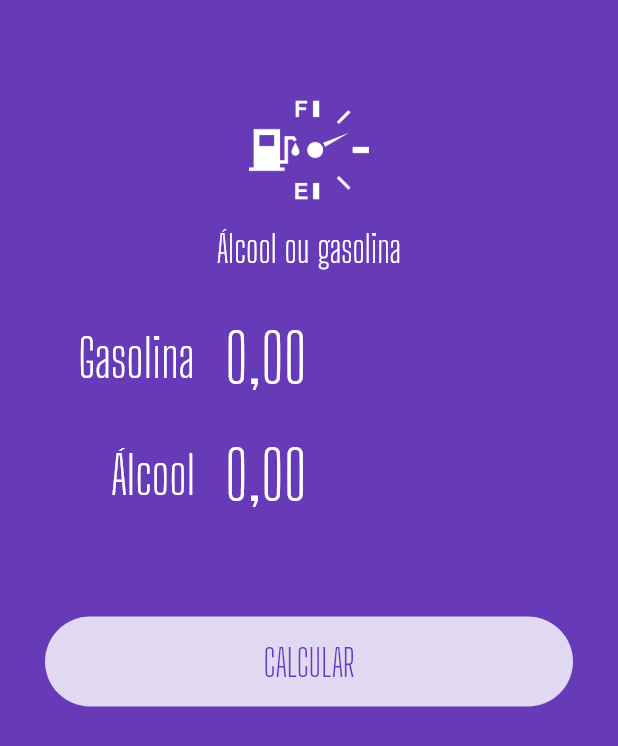
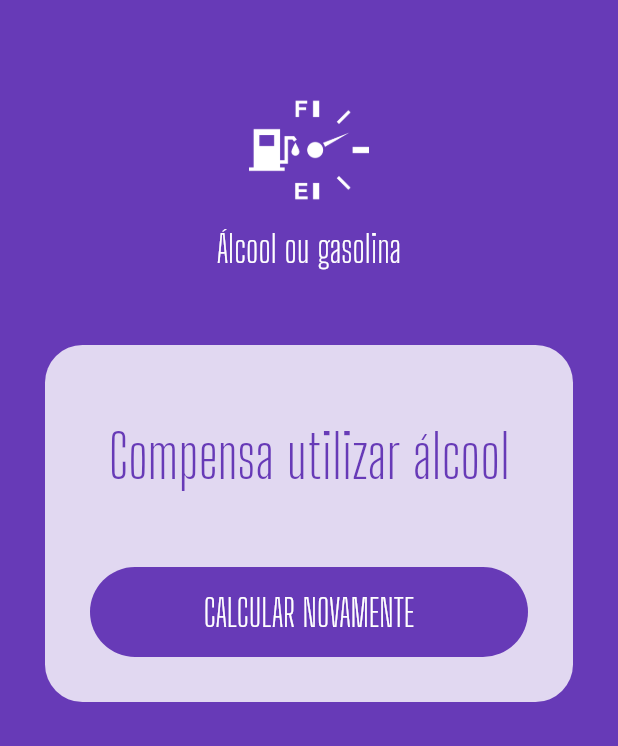
Before and after one commit to westefns-souza/flutter-alcool-ou-gasolina, a Flutter app: the screen it shows after launch, after a tap on "CALCULAR", on a phone screen of 412 x 824 dp. Shown: the top 746 px of the screen. Run offline on Flutter 3.47's test engine with Material 2 defaults, Android fonts, the phone set to English and light mode, and no system bars; our stand-ins replace flutter_masked_text.

Commit message:
Aula CalculandoL Parte 2

```diff
--- a/lib/main.dart
+++ b/lib/main.dart
@@ -1,10 +1,5 @@
 import 'package:flutter/material.dart';
-import 'package:flutter_alcool_ou_gasolina/widgets/input.widget.dart';
-import 'package:flutter_alcool_ou_gasolina/widgets/loading-button.widget.dart';
-import 'package:flutter_alcool_ou_gasolina/widgets/logo.widget.dart';
-import 'package:flutter_alcool_ou_gasolina/widgets/submit-form.widget.dart';
-import 'package:flutter_alcool_ou_gasolina/widgets/success.widget.dart';
-import 'package:flutter_masked_text/flutter_masked_text.dart';
+import 'package:flutter_alcool_ou_gasolina/pages/home.page.dart';
 
 void main() {
   runApp(MyApp());
@@ -23,26 +18,3 @@ class MyApp extends StatelessWidget {
     );
   }
 }
-
-class HomePage extends StatelessWidget {
-  var _gasCtrl = new MoneyMaskedTextController();
-  var _alcCtrl = new MoneyMaskedTextController();
-
-  @override
-  Widget build(BuildContext context) {
-    return Scaffold(
-      backgroundColor: Theme.of(context).primaryColor,
-      body: ListView(
-        children: [
-          Logo(),
-          SubmitForm(
-            alcCtrl: _alcCtrl,
-            gasCtrl: _gasCtrl,
-            submitFunc: () {},
-            busy: false,
-          ),
-        ],
-      ),
-    );
-  }
-}
--- /dev/null
+++ b/lib/pages/home.page.dart
@@ -0,0 +1,78 @@
+import 'package:flutter/material.dart';
+import 'package:flutter_alcool_ou_gasolina/widgets/logo.widget.dart';
+import 'package:flutter_alcool_ou_gasolina/widgets/submit-form.widget.dart';
+import 'package:flutter_alcool_ou_gasolina/widgets/success.widget.dart';
+import 'package:flutter_masked_text/flutter_masked_text.dart';
+
+class HomePage extends StatefulWidget {
+  @override
+  _HomePageState createState() => _HomePageState();
+}
+
+class _HomePageState extends State<HomePage> {
+  var _gasCtrl = new MoneyMaskedTextController();
+  var _alcCtrl = new MoneyMaskedTextController();
+  var _busy = false;
+  var _completed = false;
+  var _resultText = "Compensa utilizar álcool";
+
+  @override
+  Widget build(BuildContext context) {
+    return Scaffold(
+      backgroundColor: Theme.of(context).primaryColor,
+      body: ListView(
+        children: [
+          Logo(),
+          _completed
+              ? Success(
+                  reset: reset,
+                  result: _resultText,
+                )
+              : SubmitForm(
+                  alcCtrl: _alcCtrl,
+                  gasCtrl: _gasCtrl,
+                  submitFunc: calculate,
+                  busy: _busy,
+                ),
+        ],
+      ),
+    );
+  }
+
+  Future calculate() {
+    double alc =
+        double.parse(_alcCtrl.text.replaceAll(new RegExp(r'[,.]'), '')) / 100;
+
+    double gas =
+        double.parse(_gasCtrl.text.replaceAll(new RegExp(r'[,.]'), '')) / 100;
+
+    double res = alc / gas;
+
+    setState(() {
+      _completed = false;
+      _busy = true;
+    });
+
+    return new Future.delayed(const Duration(seconds: 1), () {
+      setState(() {
+        if (res >= 0.7) {
+          _resultText = "Compensa utilizar Gasolina!";
+        } else {
+          _resultText = "Compensa utilizar álcool";
+        }
+
+        _completed = true;
+        _busy = false;
+      });
+    });
+  }
+
+  reset() {
+    setState(() {
+      _gasCtrl = new MoneyMaskedTextController();
+      _alcCtrl = new MoneyMaskedTextController();
+      _completed = false;
+      _busy = false;
+    });
+  }
+}
```
